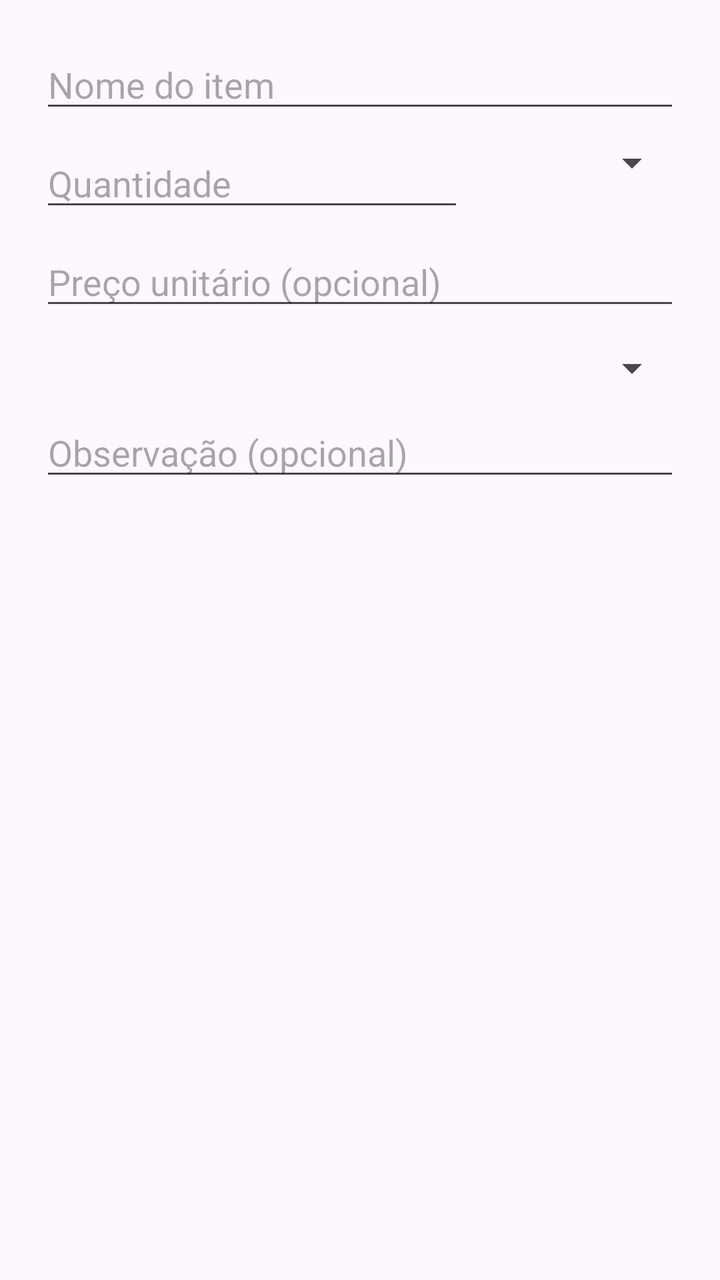
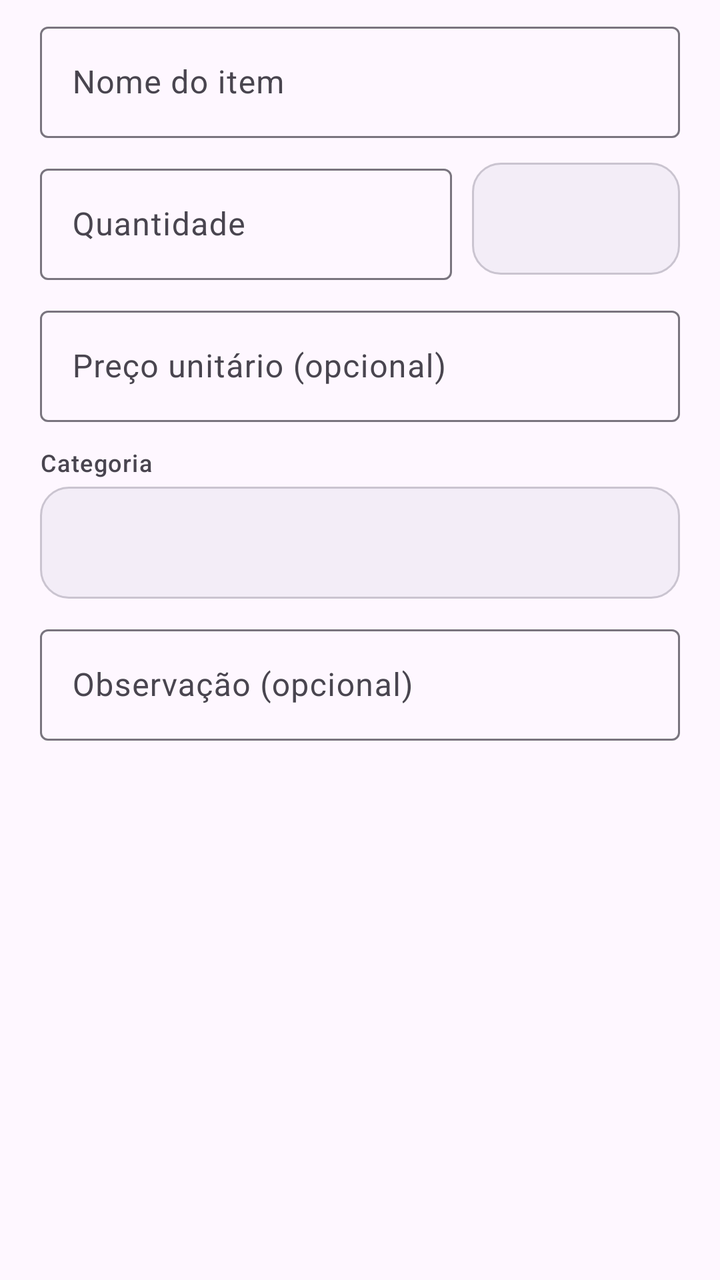

The first picture is an Android layout as it rendered before a commit; the second is the same layout after the commit. The layout source and the unified diff follow.
<!-- AndroidManifest.xml: application theme Theme.ListaMercado -->
<!-- res/layout/dialog_item.xml -->
<?xml version="1.0" encoding="utf-8"?>
<ScrollView xmlns:android="http://schemas.android.com/apk/res/android"
    android:layout_width="match_parent"
    android:layout_height="wrap_content">

    <LinearLayout
        android:layout_width="match_parent"
        android:layout_height="wrap_content"
        android:orientation="vertical"
        android:padding="20dp">

        <EditText
            android:id="@+id/inputName"
            android:layout_width="match_parent"
            android:layout_height="wrap_content"
            android:hint="Nome do item"
            android:inputType="textCapSentences"
            android:maxLines="1" />

        <LinearLayout
            android:layout_width="match_parent"
            android:layout_height="wrap_content"
            android:layout_marginTop="8dp"
            android:orientation="horizontal">

            <EditText
                android:id="@+id/inputQuantity"
                android:layout_width="0dp"
                android:layout_height="wrap_content"
                android:layout_weight="1"
                android:hint="Quantidade"
                android:inputType="numberDecimal" />

            <Spinner
                android:id="@+id/spinnerUnit"
                android:layout_width="100dp"
                android:layout_height="wrap_content"
                android:layout_marginStart="8dp" />
        </LinearLayout>

        <EditText
            android:id="@+id/inputPrice"
            android:layout_width="match_parent"
            android:layout_height="wrap_content"
            android:layout_marginTop="8dp"
            android:hint="Preço unitário (opcional)"
            android:inputType="numberDecimal" />

        <Spinner
            android:id="@+id/spinnerCategory"
            android:layout_width="match_parent"
            android:layout_height="wrap_content"
            android:layout_marginTop="12dp" />

        <EditText
            android:id="@+id/inputNote"
            android:layout_width="match_parent"
            android:layout_height="wrap_content"
            android:layout_marginTop="8dp"
            android:hint="Observação (opcional)"
            android:inputType="textCapSentences"
            android:maxLines="3" />
    </LinearLayout>
</ScrollView>
<!-- resources referenced by this layout -->
<resources>
  <style name="Theme.ListaMercado" parent="Theme.Material3.DayNight.NoActionBar">
          <item name="colorPrimary">@color/seed</item>
          <item name="android:navigationBarColor">?attr/colorSurface</item>
          <item name="android:statusBarColor">?attr/colorSurface</item>
          <item name="android:windowLightStatusBar" tools:targetApi="m">true</item>
      </style>
  <color name="seed">#2E6B47</color>
</resources>

<!-- the commit's change to res/layout/dialog_item.xml (unified diff, before → after) -->
@@ -1,5 +1,6 @@
 <?xml version="1.0" encoding="utf-8"?>
 <ScrollView xmlns:android="http://schemas.android.com/apk/res/android"
+    xmlns:app="http://schemas.android.com/apk/res-auto"
     android:layout_width="match_parent"
     android:layout_height="wrap_content">
 
@@ -7,58 +8,98 @@
         android:layout_width="match_parent"
         android:layout_height="wrap_content"
         android:orientation="vertical"
-        android:padding="20dp">
+        android:paddingStart="20dp"
+        android:paddingTop="8dp"
+        android:paddingEnd="20dp"
+        android:paddingBottom="8dp">
 
-        <EditText
-            android:id="@+id/inputName"
+        <com.google.android.material.textfield.TextInputLayout
+            style="@style/Widget.Material3.TextInputLayout.OutlinedBox"
             android:layout_width="match_parent"
             android:layout_height="wrap_content"
-            android:hint="Nome do item"
-            android:inputType="textCapSentences"
-            android:maxLines="1" />
+            android:hint="Nome do item">
+
+            <com.google.android.material.textfield.TextInputEditText
+                android:id="@+id/inputName"
+                android:layout_width="match_parent"
+                android:layout_height="wrap_content"
+                android:inputType="textCapSentences"
+                android:maxLines="1" />
+        </com.google.android.material.textfield.TextInputLayout>
 
         <LinearLayout
             android:layout_width="match_parent"
             android:layout_height="wrap_content"
-            android:layout_marginTop="8dp"
+            android:layout_marginTop="10dp"
+            android:gravity="center_vertical"
             android:orientation="horizontal">
 
-            <EditText
-                android:id="@+id/inputQuantity"
+            <com.google.android.material.textfield.TextInputLayout
+                style="@style/Widget.Material3.TextInputLayout.OutlinedBox"
                 android:layout_width="0dp"
                 android:layout_height="wrap_content"
                 android:layout_weight="1"
-                android:hint="Quantidade"
-                android:inputType="numberDecimal" />
+                android:hint="Quantidade">
+
+                <com.google.android.material.textfield.TextInputEditText
+                    android:id="@+id/inputQuantity"
+                    android:layout_width="match_parent"
+                    android:layout_height="wrap_content"
+                    android:inputType="numberDecimal" />
+            </com.google.android.material.textfield.TextInputLayout>
 
             <Spinner
                 android:id="@+id/spinnerUnit"
-                android:layout_width="100dp"
-                android:layout_height="wrap_content"
-                android:layout_marginStart="8dp" />
+                android:layout_width="104dp"
+                android:layout_height="56dp"
+                android:layout_marginStart="10dp"
+                android:background="@drawable/bg_input"
+                android:paddingHorizontal="12dp" />
         </LinearLayout>
 
-        <EditText
-            android:id="@+id/inputPrice"
+        <com.google.android.material.textfield.TextInputLayout
+            style="@style/Widget.Material3.TextInputLayout.OutlinedBox"
             android:layout_width="match_parent"
             android:layout_height="wrap_content"
-            android:layout_marginTop="8dp"
+            android:layout_marginTop="10dp"
             android:hint="Preço unitário (opcional)"
-            android:inputType="numberDecimal" />
+            app:prefixText="R$ ">
+
+            <com.google.android.material.textfield.TextInputEditText
+                android:id="@+id/inputPrice"
+                android:layout_width="match_parent"
+                android:layout_height="wrap_content"
+                android:inputType="number" />
+        </com.google.android.material.textfield.TextInputLayout>
+
+        <TextView
+            android:layout_width="match_parent"
+            android:layout_height="wrap_content"
+            android:layout_marginTop="12dp"
+            android:layout_marginBottom="4dp"
+            android:text="Categoria"
+            android:textAppearance="@style/TextAppearance.Material3.LabelMedium" />
 
         <Spinner
             android:id="@+id/spinnerCategory"
             android:layout_width="match_parent"
-            android:layout_height="wrap_content"
-            android:layout_marginTop="12dp" />
+            android:layout_height="56dp"
+            android:background="@drawable/bg_input"
+            android:paddingHorizontal="12dp" />
 
-        <EditText
-            android:id="@+id/inputNote"
+        <com.google.android.material.textfield.TextInputLayout
+            style="@style/Widget.Material3.TextInputLayout.OutlinedBox"
             android:layout_width="match_parent"
             android:layout_height="wrap_content"
-            android:layout_marginTop="8dp"
-            android:hint="Observação (opcional)"
-            android:inputType="textCapSentences"
-            android:maxLines="3" />
+            android:layout_marginTop="10dp"
+            android:hint="Observação (opcional)">
+
+            <com.google.android.material.textfield.TextInputEditText
+                android:id="@+id/inputNote"
+                android:layout_width="match_parent"
+                android:layout_height="wrap_content"
+                android:inputType="textCapSentences"
+                android:maxLines="3" />
+        </com.google.android.material.textfield.TextInputLayout>
     </LinearLayout>
 </ScrollView>
<!-- resource entries referenced after the edit -->
@@ -1,5 +1,12 @@
 <!-- resources referenced by this layout -->
 <resources>
+  <!-- drawable bg_input (drawable) -->
+  <?xml version="1.0" encoding="utf-8"?>
+  <shape xmlns:android="http://schemas.android.com/apk/res/android" android:shape="rectangle">
+      <solid android:color="?attr/colorSurfaceContainer" />
+      <corners android:radius="14dp" />
+      <stroke android:width="1dp" android:color="?attr/colorOutlineVariant" />
+  </shape>
   <style name="Theme.ListaMercado" parent="Theme.Material3.DayNight.NoActionBar">
           <item name="colorPrimary">@color/seed</item>
           <item name="android:navigationBarColor">?attr/colorSurface</item>
